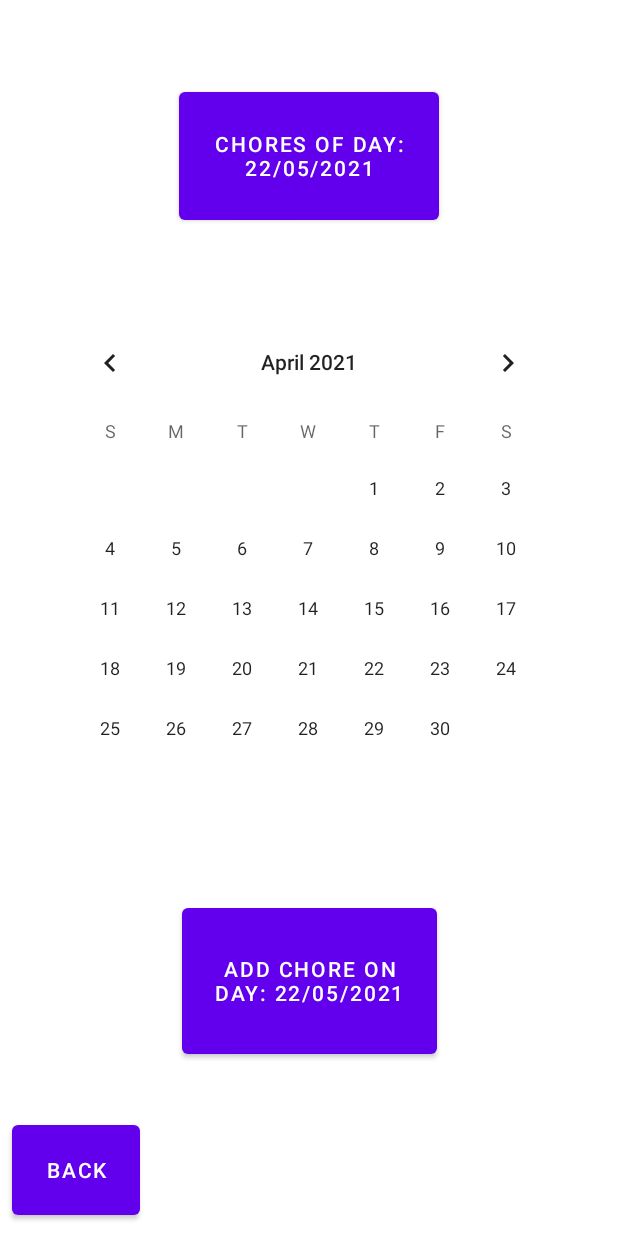
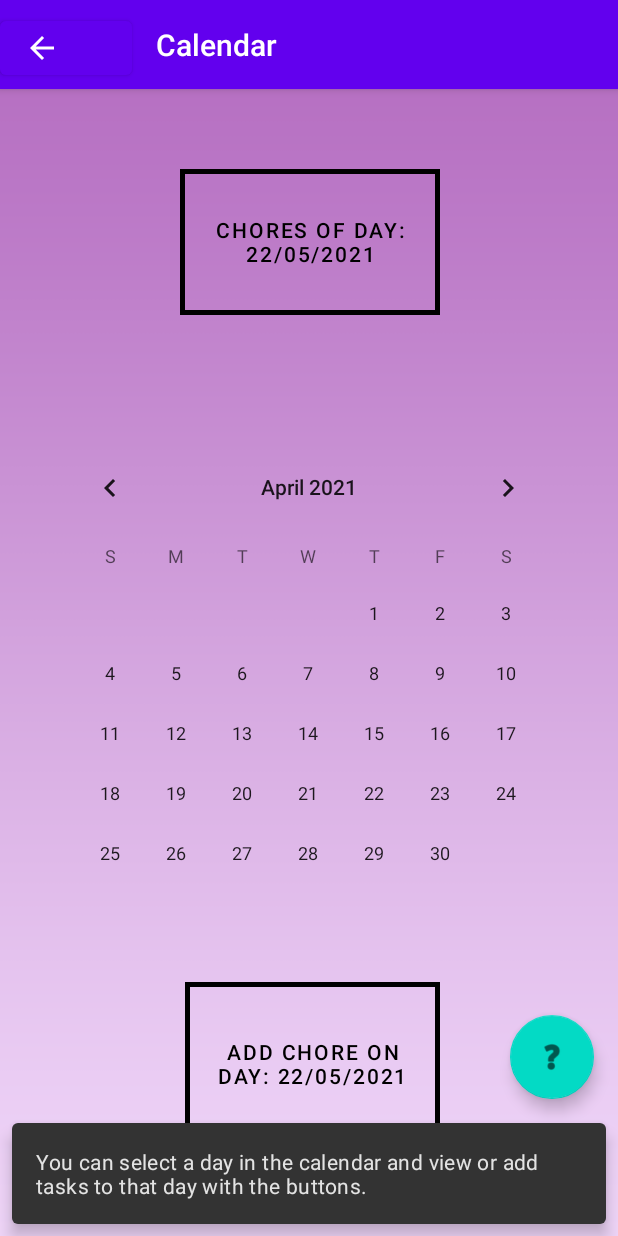
Before and after one commit to gabrysera/ChoresApp, an Android app: the screen it shows after launch (CalendarActivity), after a tap on an icon or button, on a phone screen of 412 x 824 dp. Run offline under Robolectric (Android 15) with nearby library versions, the phone set to English and light mode, and no system bars; 2 other taps on this screen came first.

Commit message:
improve design

```diff
--- a/app/src/main/java/com/example/all_chores/CalendarActivity.java
+++ b/app/src/main/java/com/example/all_chores/CalendarActivity.java
@@ -8,6 +8,9 @@ import android.widget.CalendarView;
 
 import androidx.annotation.NonNull;
 import androidx.appcompat.app.AppCompatActivity;
+
+import com.google.android.material.floatingactionbutton.FloatingActionButton;
+import com.google.android.material.snackbar.Snackbar;
 
 import java.text.SimpleDateFormat;
 import java.util.ArrayList;
@@ -27,16 +30,26 @@ public class CalendarActivity extends AppCompatActivity {
     @Override
     protected void onCreate(Bundle savedInstanceState) {
         super.onCreate(savedInstanceState);
-        setContentView(R.layout.calendar_layout);
+        setContentView(R.layout.calendar_page);
         myDataBase = new DataBase(this);
         myCalendarView = (CalendarView) findViewById(R.id.calendarView);
         seeEvents = (Button) findViewById(R.id.showeventsbutton1);
-        back = (Button) findViewById(R.id.goBackFromCalendar);
+        back = (Button) findViewById(R.id.back);
         back.setOnClickListener(new View.OnClickListener() {
             @Override
             public void onClick(View v) {
                 Intent intent = new Intent(CalendarActivity.this, MainPage.class);
                 startActivity(intent);
+            }
+        });
+        FloatingActionButton fab = findViewById(R.id.fab);
+
+        fab.setOnClickListener(new View.OnClickListener() {
+            @Override
+            public void onClick(View view) {
+                Snackbar.make(view, "You can select a day in the calendar and view or add tasks " +
+                        "to that day with the buttons.", Snackbar.LENGTH_LONG)
+                        .setAction("Action", null).show();
             }
         });
         addTask = (Button) findViewById(R.id.addTaskButton1);
--- a/app/src/main/java/com/example/all_chores/ChoresInformation.java
+++ b/app/src/main/java/com/example/all_chores/ChoresInformation.java
@@ -54,8 +54,8 @@ public class ChoresInformation extends AppCompatActivity {
         fab.setOnClickListener(new View.OnClickListener() {
             @Override
             public void onClick(View view) {
-                Snackbar.make(view, "House chores can be selected at the top." +
-                        "Steps or tips are shown when clicked on.", Snackbar.LENGTH_LONG)
+                Snackbar.make(view, "You can select a house chore at the top " +
+                        "and view detailed steps and tips by clicking the buttons.", Snackbar.LENGTH_LONG)
                         .setAction("Action", null).show();
             }
         });
--- a/app/src/main/java/com/example/all_chores/MainPage.java
+++ b/app/src/main/java/com/example/all_chores/MainPage.java
@@ -69,8 +69,8 @@ public class MainPage extends AppCompatActivity {
             fab.setOnClickListener(new View.OnClickListener() {
                 @Override
                 public void onClick(View view) {
-                    Snackbar.make(view, "You can view the calendar or information about house chores." +
-                            "A menu opens using the top left button.", Snackbar.LENGTH_LONG)
+                    Snackbar.make(view, "You can view the calendar or information about house chores " +
+                            "by clicking on the buttons.", Snackbar.LENGTH_LONG)
                             .setAction("Action", null).show();
                 }
             });
--- /dev/null
+++ b/app/src/main/res/drawable/button_border.xml
@@ -0,0 +1,10 @@
+<?xml version="1.0" encoding="utf-8"?>
+<shape xmlns:android="http://schemas.android.com/apk/res/android"
+    android:shape="rectangle" >
+
+    <solid android:color="@drawable/see_through" />
+
+    <stroke
+        android:width="3dp"
+        android:color="@color/white"/>
+</shape>
--- a/app/src/main/res/layout/calendar_layout.xml
+++ b/app/src/main/res/layout/calendar_layout.xml
@@ -5,6 +5,7 @@
     android:id="@+id/backbuttonfromCalendar"
     android:layout_width="match_parent"
     android:layout_height="match_parent"
+    android:background="@drawable/background_purple"
     tools:context=".CalendarActivity">
 
     <CalendarView
@@ -15,27 +16,20 @@
         app:layout_constraintEnd_toEndOf="parent"
         app:layout_constraintStart_toStartOf="parent"
         app:layout_constraintTop_toTopOf="parent"
-        app:layout_constraintVertical_bias="0.444" />
-
-    <Button
-        android:id="@+id/goBackFromCalendar"
-        android:layout_width="85dp"
-        android:layout_height="72dp"
-        android:layout_marginStart="8dp"
-        android:layout_marginLeft="8dp"
-        android:layout_marginBottom="8dp"
-        android:text="Back"
-        app:layout_constraintBottom_toBottomOf="parent"
-        app:layout_constraintStart_toStartOf="parent" />
+        app:layout_constraintVertical_bias="0.622" />
 
     <Button
         android:id="@+id/addTaskButton1"
         android:layout_width="170dp"
         android:layout_height="109dp"
+        android:layout_marginTop="8dp"
+        android:background="@drawable/button_border"
         android:onClick="goToCreateTask"
         android:text="Add task"
-        app:layout_constraintBottom_toTopOf="@+id/goBackFromCalendar"
+        android:textColor="@color/black"
+        app:backgroundTint="@color/black"
         app:layout_constraintEnd_toEndOf="parent"
+        app:layout_constraintHorizontal_bias="0.51"
         app:layout_constraintStart_toStartOf="parent"
         app:layout_constraintTop_toBottomOf="@+id/calendarView" />
 
@@ -43,9 +37,15 @@
         android:id="@+id/showeventsbutton1"
         android:layout_width="173dp"
         android:layout_height="97dp"
+        android:background="@drawable/button_border"
         android:onClick="goToShowEvent"
+        android:shadowColor="#000000"
+        android:textColor="@color/black"
+        app:backgroundTint="@color/black"
         app:layout_constraintBottom_toTopOf="@+id/calendarView"
         app:layout_constraintEnd_toEndOf="parent"
+        app:layout_constraintHorizontal_bias="0.504"
         app:layout_constraintStart_toStartOf="parent"
-        app:layout_constraintTop_toTopOf="parent" />
+        app:layout_constraintTop_toTopOf="parent"
+        app:layout_constraintVertical_bias="0.581" />
 </androidx.constraintlayout.widget.ConstraintLayout>
--- /dev/null
+++ b/app/src/main/res/layout/calendar_page.xml
@@ -0,0 +1,62 @@
+<?xml version="1.0" encoding="utf-8"?>
+<androidx.coordinatorlayout.widget.CoordinatorLayout
+    xmlns:android="http://schemas.android.com/apk/res/android"
+    xmlns:app="http://schemas.android.com/apk/res-auto"
+    xmlns:tools="http://schemas.android.com/tools"
+    android:layout_width="match_parent"
+    android:layout_height="match_parent"
+    tools:context=".CalendarActivity"
+    android:id="@+id/calendar_page">
+
+    <com.google.android.material.appbar.AppBarLayout
+
+        android:layout_width="match_parent"
+        android:layout_height="wrap_content"
+        android:theme="@style/Theme.All_Chores.AppBarOverlay">
+
+        <LinearLayout
+            android:layout_width="wrap_content"
+            android:layout_height="wrap_content">
+
+            <Button
+                android:id="@+id/back"
+                android:layout_width="wrap_content"
+                android:layout_height="wrap_content"
+                android:shadowColor="#FFFFFF"
+                android:textColor="@color/white"
+                android:textColorHighlight="@color/white"
+                android:textColorHint="@color/white"
+                android:textColorLink="@color/white"
+                app:icon="?attr/actionModeCloseDrawable"
+                app:iconTint="@color/white"
+                app:rippleColor="@color/white"
+                app:strokeColor="#FFFFFF" />
+
+            <TextView
+                android:id="@+id/title"
+                android:layout_width="wrap_content"
+                android:layout_height="wrap_content"
+                android:layout_centerHorizontal="true"
+                android:minHeight="?actionBarSize"
+                android:padding="@dimen/appbar_padding"
+                android:text="Calendar"
+                android:textAppearance="@style/TextAppearance.Widget.AppCompat.Toolbar.Title" />
+        </LinearLayout>
+    </com.google.android.material.appbar.AppBarLayout>
+
+    <include layout="@layout/calendar_layout"></include>
+
+    <androidx.viewpager.widget.ViewPager
+        android:id="@+id/view_pager"
+        android:layout_width="match_parent"
+        android:layout_height="match_parent"
+        app:layout_behavior="@string/appbar_scrolling_view_behavior" />
+
+    <com.google.android.material.floatingactionbutton.FloatingActionButton
+        android:id="@+id/fab"
+        android:layout_width="wrap_content"
+        android:layout_height="wrap_content"
+        android:layout_gravity="bottom|end"
+        android:layout_margin="@dimen/fab_margin"
+        app:srcCompat="@android:drawable/ic_menu_help" />
+</androidx.coordinatorlayout.widget.CoordinatorLayout>
--- a/app/src/main/res/layout/main_content.xml
+++ b/app/src/main/res/layout/main_content.xml
@@ -3,23 +3,24 @@
     xmlns:app="http://schemas.android.com/apk/res-auto"
     android:layout_width="fill_parent"
     android:layout_height="fill_parent"
-    android:background="#6B673AB7"
+    android:background="@drawable/background_black"
     android:gravity="center"
     android:numColumns="2"
     android:orientation="vertical">
 
     <Button
         android:id="@+id/btn_calender"
+        android:layout_columnWeight="1"
+        android:layout_rowWeight="1"
         android:layout_width="165dp"
         android:layout_height="165dp"
         android:layout_row="1"
         android:layout_column="0"
-        android:layout_gravity="center_horizontal"
-        android:layout_marginLeft="20dp"
-        android:layout_marginTop="50dp"
-        android:layout_marginRight="20dp"
-        android:layout_marginBottom="50dp"
+        android:layout_gravity="center"
+        android:layout_marginBottom="100dp"
+        android:background="@drawable/button_border"
         android:text="Calendar"
+        app:backgroundTint="@color/white"
         app:icon="@android:drawable/ic_menu_today"
         app:iconGravity="textTop"
         app:iconPadding="10dp"
@@ -28,16 +29,17 @@
 
     <Button
         android:id="@+id/btn_information"
+        android:layout_columnWeight="1"
+        android:layout_rowWeight="0"
         android:layout_width="165dp"
         android:layout_height="165dp"
         android:layout_row="1"
         android:layout_column="1"
         android:layout_gravity="center_horizontal"
-        android:layout_marginLeft="20dp"
-        android:layout_marginTop="50dp"
-        android:layout_marginRight="20dp"
-        android:layout_marginBottom="50dp"
+        android:layout_marginBottom="100dp"
+        android:background="@drawable/button_border"
         android:text="Information"
+        app:backgroundTint="@color/white"
         app:icon="@android:drawable/ic_menu_info_details"
         app:iconGravity="textTop"
         app:iconPadding="10dp"
--- a/app/src/main/res/values/colors.xml
+++ b/app/src/main/res/values/colors.xml
@@ -7,4 +7,5 @@
     <color name="teal_700">#FF018786</color>
     <color name="black">#FF000000</color>
     <color name="white">#FFFFFFFF</color>
+    <color name="transparant">#75FFFFFF</color> <!-- 99 is for alpha and others pairs zero's are for R G B -->
 </resources>
```
Also changed, not shown: app/src/main/res/drawable/background.png (added), app/src/main/res/drawable/background_black.png (added), app/src/main/res/drawable/background_purple.png (added), 17 other files.
